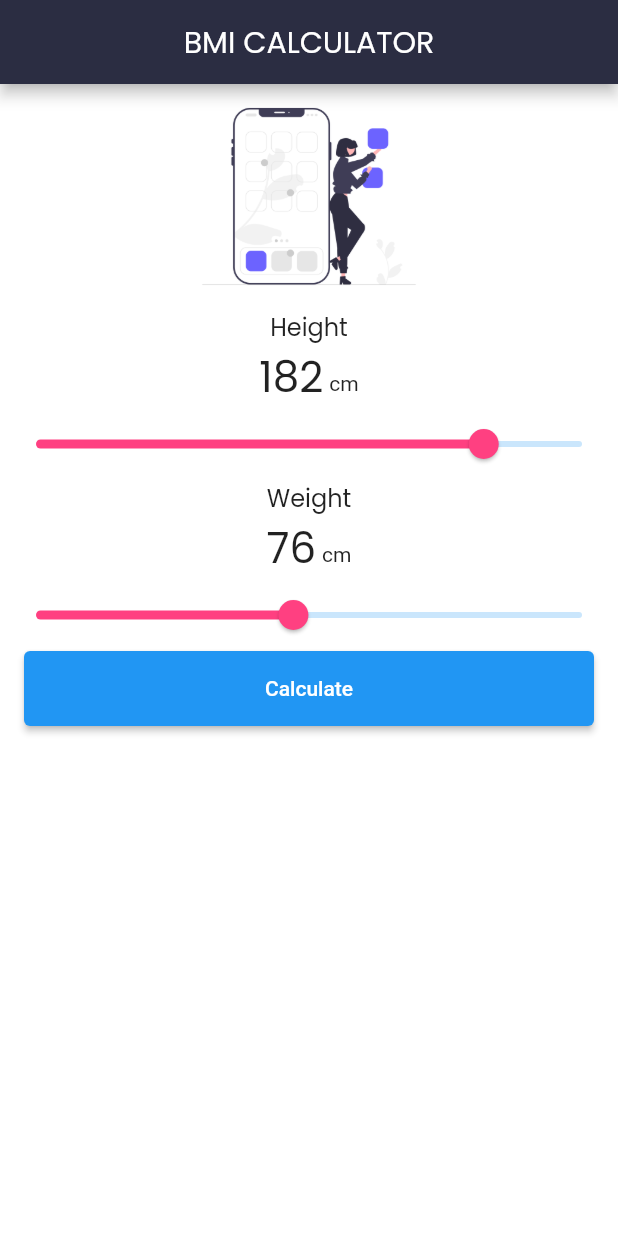
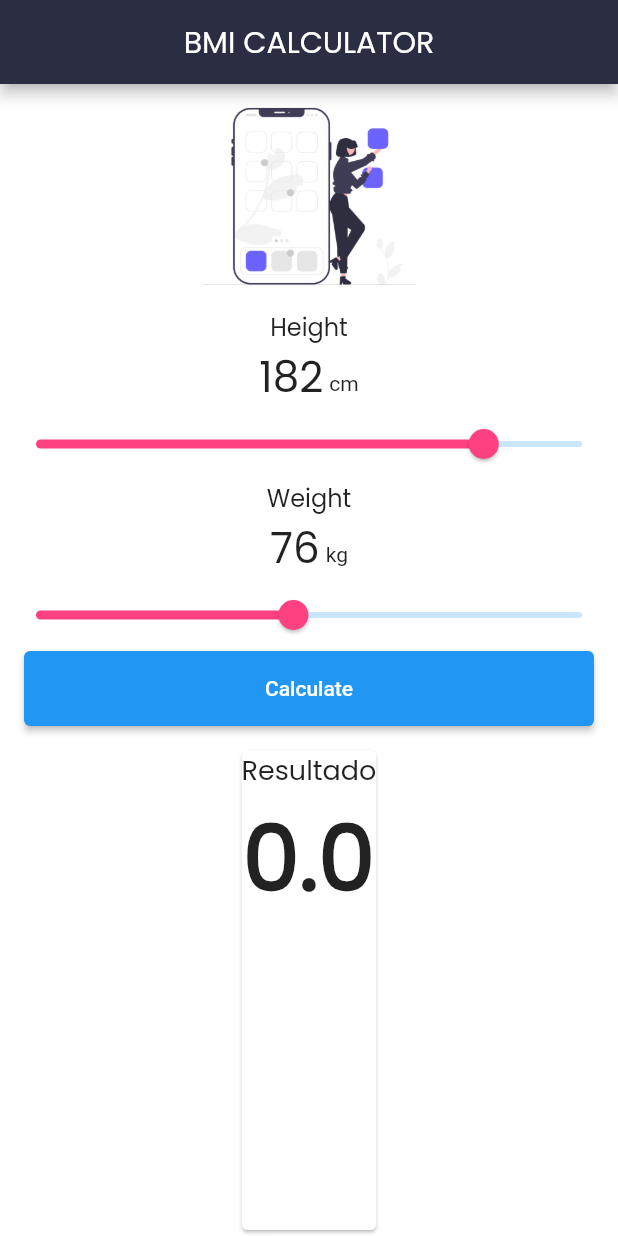
Before and after one commit to ehbarrionuevo/flutter_codigo_bmi, a Flutter app: the screen it shows after launch, on a phone screen of 412 x 824 dp. Run offline on Flutter 3.47's test engine with Material 2 defaults, Android fonts, the phone set to English and light mode, and no system bars.

Commit message:
Mods result

```diff
--- a/lib/main.dart
+++ b/lib/main.dart
@@ -1,4 +1,5 @@
 import 'package:flutter/material.dart';
+import 'dart:math';
 
 void main() {
   runApp(MyApp());
@@ -22,6 +23,7 @@ class HomePage extends StatefulWidget {
 }
 
 class _HomePageState extends State<HomePage> {
+  double bmi = 0;
   double valueHeight = 182.0;
   double valueWeight = 76.0;
 
@@ -108,7 +110,7 @@ class _HomePageState extends State<HomePage> {
                 const SizedBox(
                   width: 4.0,
                 ),
-                const Text("cm"),
+                const Text("kg"),
               ],
             ),
             Slider(
@@ -128,9 +130,38 @@ class _HomePageState extends State<HomePage> {
               height: 50,
               margin: const EdgeInsets.symmetric(horizontal: 16.0),
               child: ElevatedButton(
-                onPressed: () {},
+                onPressed: () {
+                  bmi = valueWeight / pow((valueHeight / 100), 2);
+                  setState(() {});
+                },
                 child: const Text(
                   "Calculate",
+                ),
+              ),
+            ),
+            SizedBox(
+              height: 12.0,
+            ),
+            Expanded(
+              child: Card(
+                child: Column(
+                  children: [
+                    Text(
+                      "Resultado",
+                      style: TextStyle(
+                        fontSize: 18.0,
+                        fontFamily: 'Poppins-Regular',
+                      ),
+                    ),
+                    Text(
+                      bmi.toStringAsFixed(1),
+                      style: TextStyle(
+                        fontSize: 60.0,
+                        fontWeight: FontWeight.bold,
+                        fontFamily: 'Poppins-Regular',
+                      ),
+                    ),
+                  ],
                 ),
               ),
             ),
```
